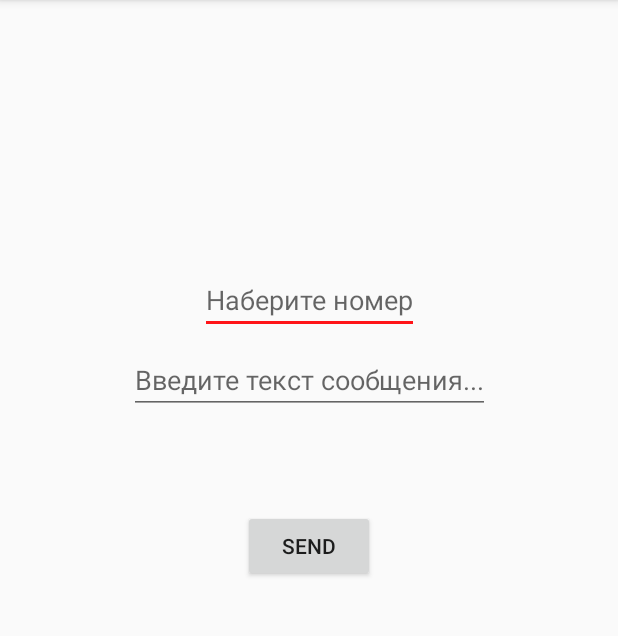
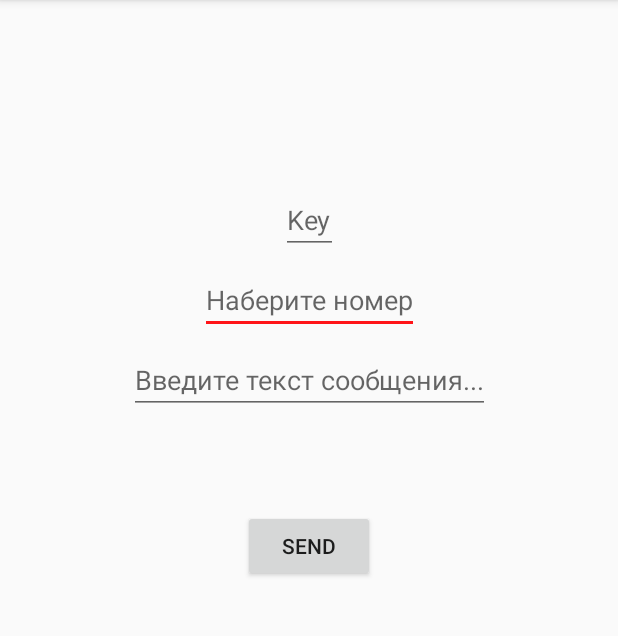
Before and after one commit to MrKobilinskii/messanger_v02, an Android app: the screen it shows after launch (MainActivity), after a tap on "SEND", on a phone screen of 412 x 824 dp, the part 84-720 px from its top. Run offline under Robolectric (Android 15) with nearby library versions, the phone set to English and light mode, and no system bars; libraries missing offline, so code that uses them is left out: com.ittianyu.bottomnavigationviewex; 2 statements that could not run were skipped.

Commit message:
Version 0.1 06.12.2018

```diff
--- a/app/src/main/java/com/develop/daniil/sms_v01/Send/SendFragment.java
+++ b/app/src/main/java/com/develop/daniil/sms_v01/Send/SendFragment.java
@@ -19,9 +19,9 @@ import android.widget.EditText;
 import android.widget.Toast;
 
 import com.develop.daniil.sms_v01.R;
+import com.develop.daniil.sms_v01.Utils.SecureMessage;
 
-import java.util.ArrayList;
-import java.util.List;
+import java.util.Random;
 
 public class SendFragment extends Fragment {
 
@@ -35,7 +35,7 @@ public class SendFragment extends Fragment {
     PendingIntent sent_pi, deliver_pi;
 
     Button send_button;
-    EditText phone_editText,msg_editText;
+    EditText phone_editText,msg_editText,key_editText;
     String phoneNo, message;
     int key; //Ключ для шифра
 
@@ -50,6 +50,7 @@ public class SendFragment extends Fragment {
         send_button= view.findViewById(R.id.send_Button);
         phone_editText= view.findViewById(R.id.phone_editText);
         msg_editText= view.findViewById(R.id.msgText_editText);
+        key_editText = view.findViewById(R.id.key_editText);
 
         send_button.setOnClickListener(new View.OnClickListener()
         {
@@ -57,52 +58,46 @@ public class SendFragment extends Fragment {
             {
                 phoneNo = phone_editText.getText().toString();
                 message = msg_editText.getText().toString();
+                String decryptMsg = "";
 
-                message = secureMessage(message); //шифруем
+                Random random = new Random(System.currentTimeMillis());
+                int mkey = random.nextInt(1000);
+                key = mkey % 26;  //ключ от 0 до 25
 
-                if(phoneNo.length()>0 && message.length()>0) //Todo: добавить проверки
-                    if(phoneNo.length() < 50 && message.length() < 100)
-                        sendSMS(phoneNo, message);
-                    else
-                        Toast.makeText(getActivity().getBaseContext(), "Некорректный ввод данных", Toast.LENGTH_SHORT).show();
-                else
-                    if(getActivity() != null) {
-                        Toast.makeText(getActivity().getBaseContext(),
-                               "Введите номер и текст сообщения.",
-                                Toast.LENGTH_SHORT).show();
-                    }
+                SecureMessage secureMessage = new SecureMessage();
+                if(message.length() > 0)
+                    message = secureMessage.encryptMessage(message, key); //шифр
+
+                phone_editText.setText(message);
+//
+                if(message.charAt(0) == '[' && message.indexOf(']') != -1) {  //дешифр
+                    decryptMsg = message.substring(1, message.indexOf(']'));             //достаю смс
+                    key = Integer.parseInt(message.substring( message.indexOf(']') + 1, message.length())); //достаю ключ
+
+                    decryptMsg = secureMessage.decryptMessage(decryptMsg, key);
+                    msg_editText.setText(decryptMsg);
+                }
+
+//                if(phoneNo.length()>0 && message.length()>0) //Todo: добавить проверки
+//                    if(phoneNo.length() < 50 && message.length() < 100)
+//                        sendSMS(phoneNo, message);
+//                    else
+//                        Toast.makeText(getActivity().getBaseContext(), "Превышен лимит символов...", Toast.LENGTH_SHORT).show();
+//                else
+//                    if(getActivity() != null) {
+//                        Toast.makeText(getActivity().getBaseContext(),
+//                               "Введите номер и текст сообщения.",
+//                                Toast.LENGTH_SHORT).show();
+//                    }
+//
             }
         });
 
        return view;
     }
 
-    private String secureMessage(String message){
-        int a = 0; // Начальное значение диапазона - "от"
-        int b = 4; // Конечное значение диапазона - "до"
-        List<Character> myAlphabet = new ArrayList<>(); //динамич массив
-        char[] CharArray = message.toCharArray();
-        char[] newCharArray = new char[CharArray.length];
 
-        key = a + (int) (Math.random() * b);
 
-        int j =0;
-        while (j<=4) {
-            int t = 97 + j;
-            myAlphabet.add((char) t);
-            j++;
-        }
-
-        for (int i = 0; i <= CharArray.length - 1; i++) {
-            int newChar = ((int)CharArray[i] - 97 + key) % 5 + 97;
-            newCharArray[i] = (char) newChar;
-        }
-
-        char chkey = (char) (key + 97);
-
-        message = "[" + String.valueOf(newCharArray) + "]" + chkey + key;
-        return message;
-    }
 
     private void sendSMS(String phoneNumber, String message)
     {
--- a/app/src/main/res/layout/fragment_send.xml
+++ b/app/src/main/res/layout/fragment_send.xml
@@ -33,8 +33,8 @@
         android:layout_marginTop="8dp"
         android:layout_marginEnd="8dp"
         android:layout_marginRight="8dp"
+        android:inputType="textLongMessage"
         android:hint="Введите текст сообщения..."
-        android:inputType="textLongMessage"
         app:layout_constraintEnd_toEndOf="parent"
         app:layout_constraintStart_toStartOf="parent"
         app:layout_constraintTop_toBottomOf="@+id/phone_editText" />
@@ -53,4 +53,19 @@
         app:layout_constraintStart_toStartOf="parent"
         app:layout_constraintTop_toBottomOf="@+id/msgText_editText" />
 
+    <EditText
+        android:id="@+id/key_editText"
+        android:layout_width="38dp"
+        android:layout_height="41dp"
+        android:layout_marginStart="8dp"
+        android:layout_marginLeft="8dp"
+        android:layout_marginEnd="8dp"
+        android:layout_marginRight="8dp"
+        android:layout_marginBottom="8dp"
+        android:hint="Key"
+        android:text=""
+        app:layout_constraintBottom_toTopOf="@+id/phone_editText"
+        app:layout_constraintEnd_toEndOf="parent"
+        app:layout_constraintStart_toStartOf="parent" />
+
 </android.support.constraint.ConstraintLayout>
```
Also changed, not shown: app/src/main/java/com/develop/daniil/sms_v01/Utils/SecureMessage.java (added, +64 -0 lines).
